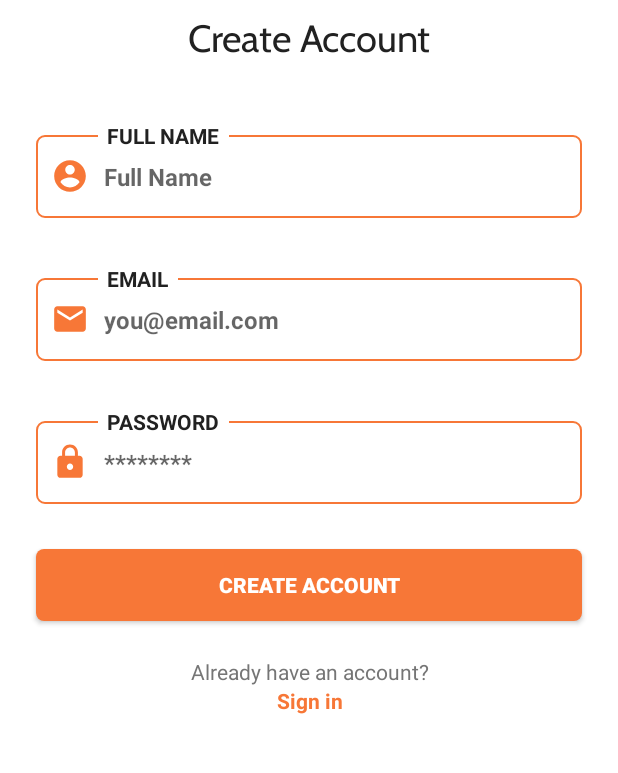
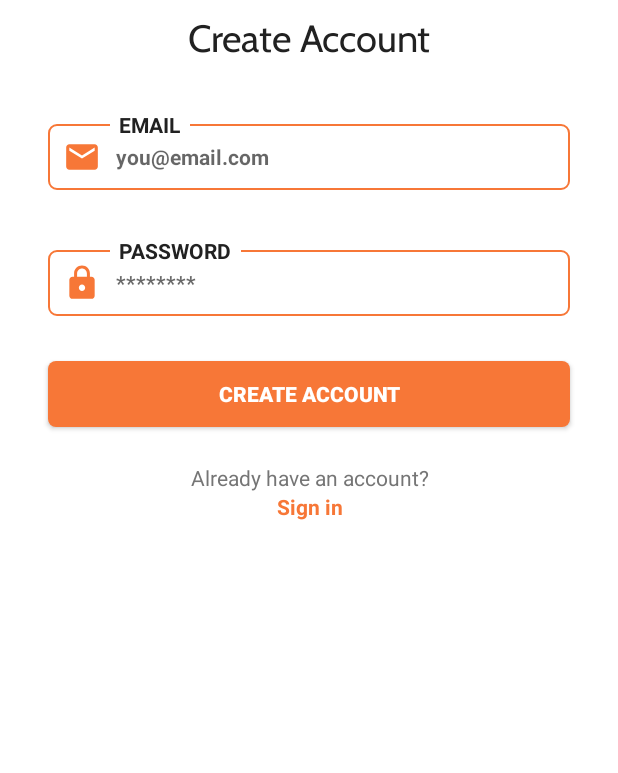
Before and after one commit to AtikahBZqAulia/Vviped, an Android app: the Register screen opened directly, with no data from a screen before it, on a phone screen of 412 x 824 dp, the part 158-931 px from its top. Run offline under Robolectric (Android 15) with nearby library versions, the phone set to English and light mode, and no system bars; our stand-ins replace Firebase (no records; nobody signed in at launch, a user with empty details on screens opened directly).

Commit message:
done register account

```diff
--- a/app/build.gradle
+++ b/app/build.gradle
@@ -1,6 +1,7 @@
 apply plugin: 'com.android.application'
 apply plugin: 'kotlin-android'
 apply plugin: 'kotlin-android-extensions'
+apply plugin: 'com.google.gms.google-services'
 
 android {
     compileSdkVersion 30
@@ -34,9 +35,12 @@ dependencies {
     implementation 'androidx.lifecycle:lifecycle-extensions:2.2.0'
     implementation 'androidx.lifecycle:lifecycle-viewmodel-ktx:2.2.0'
     implementation 'com.google.android.material:material:1.2.1'
+    implementation 'com.google.firebase:firebase-auth:19.3.1'
+    implementation 'androidx.cardview:cardview:1.0.0'
     testImplementation 'junit:junit:4.12'
     androidTestImplementation 'androidx.test.ext:junit:1.1.2'
     androidTestImplementation 'androidx.test.espresso:espresso-core:3.3.0'
     implementation 'de.hdodenhof:circleimageview:3.0.0'
+    implementation 'com.google.firebase:firebase-auth:19.4.0'
 
 }
--- a/app/src/main/java/com/example/vviped/login.kt
+++ b/app/src/main/java/com/example/vviped/login.kt
@@ -10,9 +10,9 @@ class login : AppCompatActivity() {
         super.onCreate(savedInstanceState)
         setContentView(R.layout.activity_login)
 
-        btn_login_account.setOnClickListener{
-            startActivity(Intent(this, MainActivity::class.java))
-        }
+//        btn_login_account.setOnClickListener{
+//            startActivity(Intent(this, MainActivity::class.java))
+//        }
 
         textCreateAccount.setOnClickListener{
             startActivity(Intent(this, Register::class.java))
--- a/app/src/main/res/layout/activity_register.xml
+++ b/app/src/main/res/layout/activity_register.xml
@@ -31,8 +31,8 @@
             <androidx.constraintlayout.widget.ConstraintLayout
                 android:layout_width="match_parent"
                 android:layout_height="match_parent"
-                android:paddingLeft="24dp"
-                android:paddingRight="24dp">
+                android:paddingLeft="32dp"
+                android:paddingRight="32dp">
 
                 <ImageView
                     android:id="@+id/logoapp"
@@ -57,61 +57,14 @@
                     android:textSize="25sp"
                     app:layout_constraintTop_toTopOf="parent" />
 
-                <LinearLayout
-                    android:id="@+id/layoutName"
-                    android:layout_width="match_parent"
-                    android:layout_height="wrap_content"
-                    android:layout_marginTop="140dp"
-                    android:background="@drawable/btn_corner"
-                    android:gravity="center_vertical"
-                    android:orientation="horizontal"
-                    app:layout_constraintTop_toTopOf="parent">
-
-                    <ImageView
-                        android:layout_width="25dp"
-                        android:layout_height="25dp"
-                        android:layout_marginStart="10dp"
-                        android:layout_marginLeft="10dp"
-                        android:contentDescription="@string/app_name"
-                        android:src="@drawable/ic_account"
-                        app:tint="@color/colorAccent" />
-
-                    <EditText
-                        android:layout_width="match_parent"
-                        android:layout_height="55dp"
-                        android:background="@null"
-                        android:hint="Full Name"
-                        android:inputType="text"
-                        android:paddingStart="10dp"
-                        android:paddingEnd="10dp"
-                        android:textColor="@color/colorTextPrimary"
-                        android:textSize="16sp"
-                        android:textStyle="bold" />
-                </LinearLayout>
-
-                <TextView
-                    android:layout_width="wrap_content"
-                    android:layout_height="wrap_content"
-                    android:layout_marginStart="41dp"
-                    android:layout_marginLeft="41dp"
-                    android:background="@color/colorWhite"
-                    android:paddingStart="6dp"
-                    android:paddingEnd="6dp"
-                    android:text="Full Name"
-                    android:textAllCaps="true"
-                    android:textColor="@color/colorTextPrimary"
-                    android:textStyle="bold"
-                    app:layout_constraintBottom_toTopOf="@+id/layoutName"
-                    app:layout_constraintStart_toStartOf="parent"
-                    app:layout_constraintTop_toTopOf="@+id/layoutName" />
 
             </androidx.constraintlayout.widget.ConstraintLayout>
 
             <androidx.constraintlayout.widget.ConstraintLayout
                 android:layout_width="match_parent"
                 android:layout_height="match_parent"
-                android:paddingLeft="24dp"
-                android:paddingRight="24dp">
+                android:paddingLeft="32dp"
+                android:paddingRight="32dp">
 
                 <LinearLayout
                     android:id="@+id/layoutCreateEmail"
@@ -133,15 +86,16 @@
                         app:tint="@color/colorAccent" />
 
                     <EditText
+                        android:id="@+id/user_email"
                         android:layout_width="match_parent"
-                        android:layout_height="55dp"
+                        android:layout_height="44dp"
                         android:background="@null"
                         android:hint="you@email.com"
                         android:inputType="textEmailAddress"
                         android:paddingStart="10dp"
                         android:paddingEnd="10dp"
                         android:textColor="@color/colorTextPrimary"
-                        android:textSize="16sp"
+                        android:textSize="14sp"
                         android:textStyle="bold" />
                 </LinearLayout>
 
@@ -167,8 +121,8 @@
             <androidx.constraintlayout.widget.ConstraintLayout
                 android:layout_width="match_parent"
                 android:layout_height="match_parent"
-                android:paddingLeft="24dp"
-                android:paddingRight="24dp">
+                android:paddingLeft="32dp"
+                android:paddingRight="32dp">
 
                 <LinearLayout
                     android:id="@+id/layoutPassword"
@@ -190,8 +144,9 @@
                         app:tint="@color/colorAccent" />
 
                     <EditText
+                        android:id="@+id/user_password"
                         android:layout_width="match_parent"
-                        android:layout_height="55dp"
+                        android:layout_height="44dp"
                         android:background="@null"
                         android:hint="@string/password_hint"
                         android:imeOptions="actionNext"
@@ -200,7 +155,7 @@
                         android:paddingStart="10dp"
                         android:paddingEnd="10dp"
                         android:textColor="@color/colorTextPrimary"
-                        android:textSize="16sp"
+                        android:textSize="14sp"
                         android:textStyle="bold" />
                 </LinearLayout>
 
@@ -226,14 +181,14 @@
             </androidx.constraintlayout.widget.ConstraintLayout>
 
             <Button
-                android:id="@+id/btn_create_account"
+                android:id="@+id/btn_register_account"
                 android:layout_width="match_parent"
-                android:layout_marginLeft="24dp"
-                android:layout_marginRight="24dp"
-                android:layout_height="wrap_content"
+                android:layout_height="44dp"
                 android:layout_gravity="center_horizontal"
+                android:layout_marginLeft="32dp"
                 android:layout_marginTop="30dp"
-                                android:background="@drawable/btn_register_login"
+                android:layout_marginRight="32dp"
+                android:background="@drawable/btn_register_login"
                 android:text="create account"
                 android:textColor="@color/colorWhite"
                 android:textStyle="bold" />
--- a/build.gradle
+++ b/build.gradle
@@ -8,6 +8,7 @@ buildscript {
     dependencies {
         classpath "com.android.tools.build:gradle:4.0.1"
         classpath "org.jetbrains.kotlin:kotlin-gradle-plugin:$kotlin_version"
+        classpath 'com.google.gms:google-services:4.3.4'
 
         // NOTE: Do not place your application dependencies here; they belong
         // in the individual module build.gradle files
```
Also changed, not shown: app/src/main/java/com/example/vviped/Register.kt (+51 -1 lines), app/src/main/res/layout/activity_landing.xml (+10 -35 lines), app/src/main/res/layout/activity_login.xml (+8 -6 lines), app/src/main/res/layout/fragment_profile.xml (+1 -9 lines), 1 other file.
